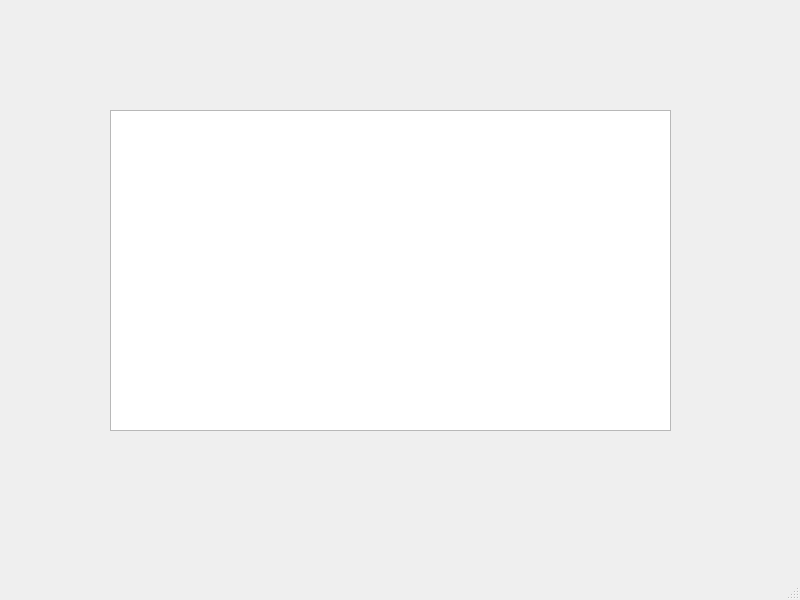
The window that student/12/numbers_gui/mainwindow.ui (nvjsalonen/Ohj2) describes before a commit, drawn with Qt 5.
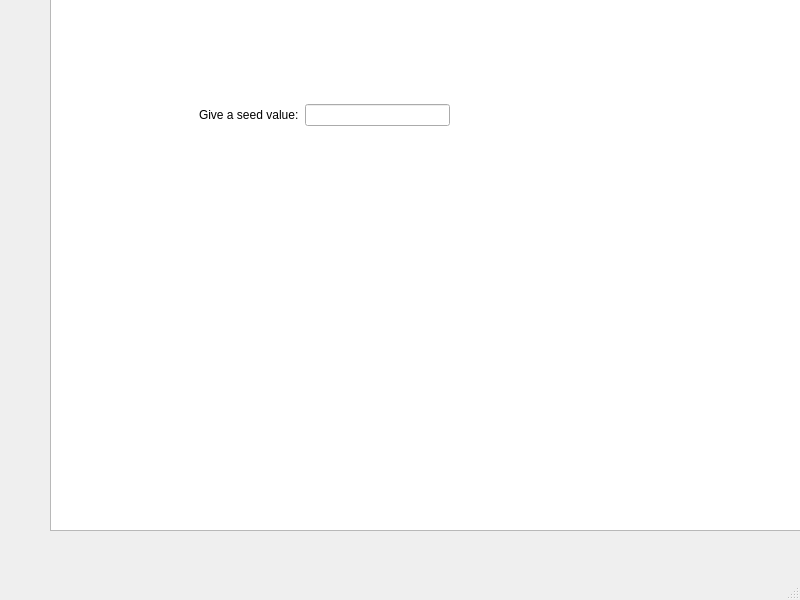
The same window after the commit.

```diff
--- a/student/12/numbers_gui/mainwindow.ui
+++ b/student/12/numbers_gui/mainwindow.ui
@@ -17,13 +17,35 @@
    <widget class="QGraphicsView" name="graphicsView">
     <property name="geometry">
      <rect>
-      <x>110</x>
-      <y>110</y>
-      <width>561</width>
-      <height>321</height>
+      <x>50</x>
+      <y>-10</y>
+      <width>761</width>
+      <height>541</height>
      </rect>
     </property>
    </widget>
+   <widget class="QWidget" name="gridLayoutWidget">
+    <property name="geometry">
+     <rect>
+      <x>199</x>
+      <y>60</y>
+      <width>251</width>
+      <height>111</height>
+     </rect>
+    </property>
+    <layout class="QGridLayout" name="gridLayout">
+     <item row="0" column="1">
+      <widget class="QLineEdit" name="seedLineEdit"/>
+     </item>
+     <item row="0" column="0">
+      <widget class="QLabel" name="label">
+       <property name="text">
+        <string>Give a seed value:</string>
+       </property>
+      </widget>
+     </item>
+    </layout>
+   </widget>
   </widget>
   <widget class="QMenuBar" name="menubar">
    <property name="geometry">
```
